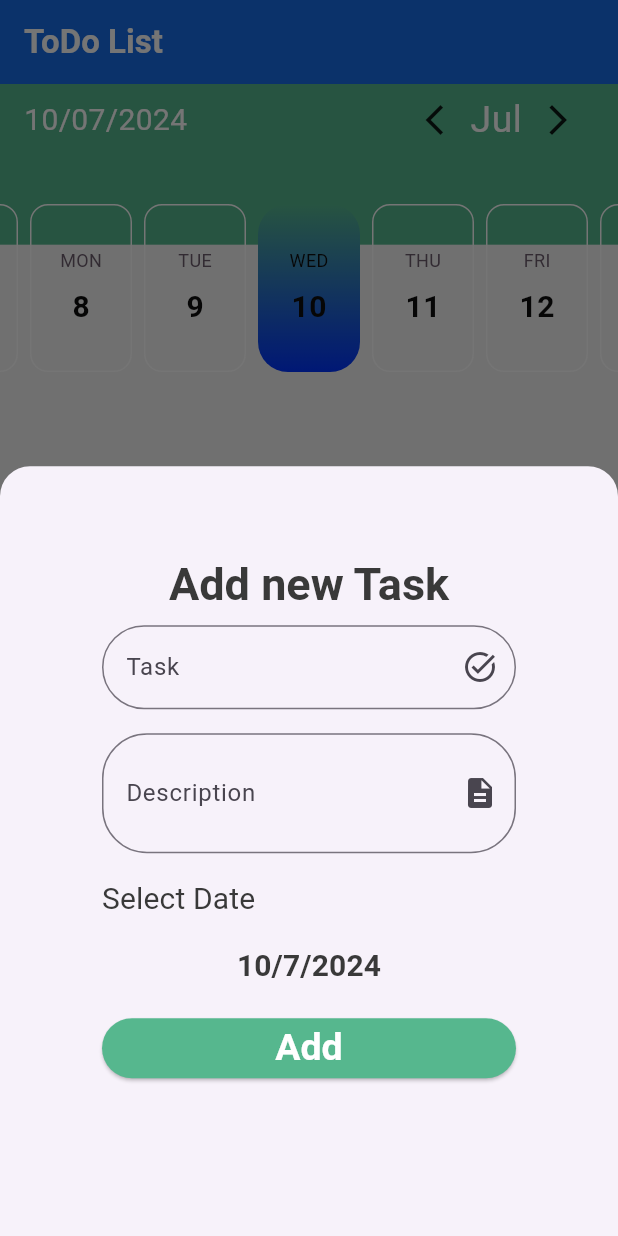
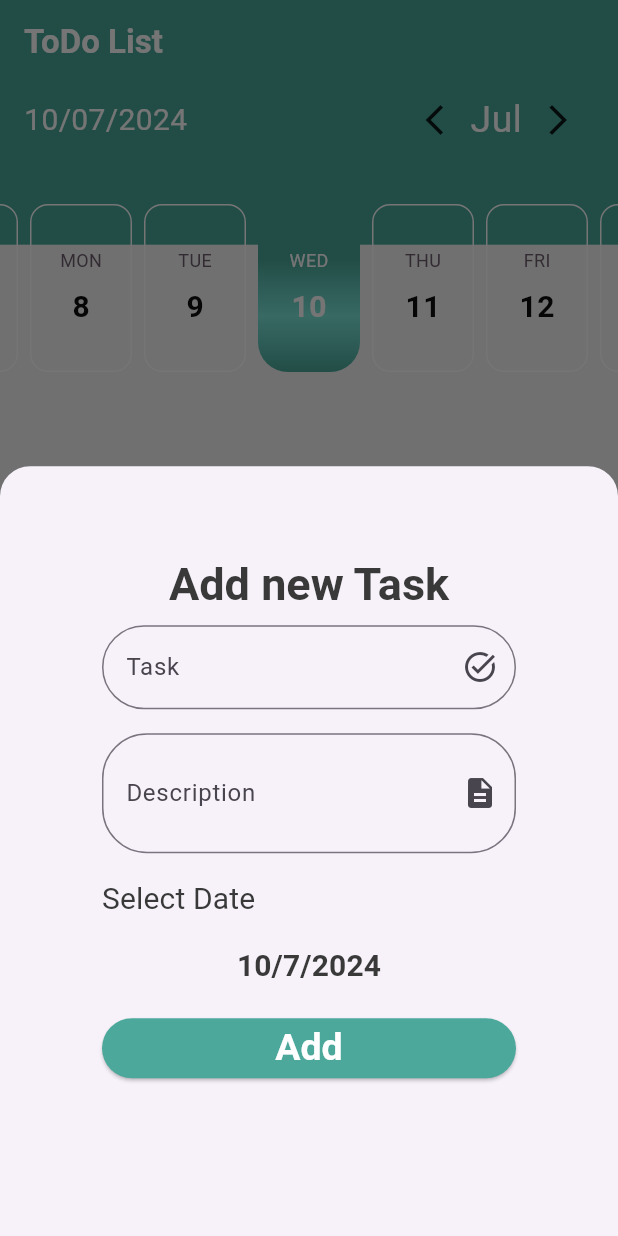
Before and after one commit to Youssefesssam/todo-task, a Flutter app: the screen it shows after launch, after a tap on the "add" icon, on a phone screen of 412 x 824 dp. Run offline on Flutter 3.47's test engine with Material 3 defaults, Android fonts, the phone set to English and light mode, and no system bars; drawn by our look-alikes of easy_date_timeline; our stand-ins replace cloud_firestore, firebase_core, flutter_slidable; accounts and stored records are empty; generated files the repository leaves out were written again.

```diff
--- a/lib/ui/screens/homeScreen/homeScreen.dart
+++ b/lib/ui/screens/homeScreen/homeScreen.dart
@@ -2,6 +2,7 @@ import 'package:flutter/material.dart';
 import 'package:todo_task/ui/screens/homeScreen/settingTab/settingTab.dart';
 import 'package:todo_task/ui/screens/homeScreen/taskList/addTaskBottomSheet.dart';
 import 'package:todo_task/ui/screens/homeScreen/taskList/taskListTab.dart';
+import 'package:todo_task/ui/utilites/theme/mytheme.dart';
 
 class HomeScreen extends StatefulWidget {
   static const String routeName = 'homeScreen';
@@ -32,6 +33,7 @@ class _HomeScreenState extends State<HomeScreen> {
       height: 70.0,
       width: 70.0,
       child: FloatingActionButton(
+        backgroundColor: MyTheme.PrimaryColor,
           onPressed: () {
             showAddTaskBottomSheet();
           },
@@ -45,7 +47,7 @@ class _HomeScreenState extends State<HomeScreen> {
   AppBar buildAppBar(BuildContext context) {
     return AppBar(
       title: Text("ToDo List", style: Theme.of(context).textTheme.titleLarge),
-      backgroundColor: Color(0xff176ce8),
+      backgroundColor: MyTheme.PrimaryColor,
     );
   }
 
--- a/lib/ui/screens/homeScreen/settingTab/settingTab.dart
+++ b/lib/ui/screens/homeScreen/settingTab/settingTab.dart
@@ -6,7 +6,7 @@ class SettingsTab extends StatelessWidget {
   @override
   Widget build(BuildContext context) {
     return Container(
-      color: Colors.orange,
+
     );
   }
 }
--- a/lib/ui/screens/homeScreen/taskList/addTaskBottomSheet.dart
+++ b/lib/ui/screens/homeScreen/taskList/addTaskBottomSheet.dart
@@ -1,5 +1,7 @@
 import 'package:flutter/material.dart';
+import 'package:provider/provider.dart';
 import 'package:todo_task/firebase/firebase.dart';
+import 'package:todo_task/provider/provider.dart';
 import 'package:todo_task/taskModel.dart';
 import 'package:todo_task/ui/utilites/theme/mytheme.dart';
 
@@ -15,9 +17,10 @@ class _AddTaskBottomSheetState extends State<AddTaskBottomSheet> {
   var formKey = GlobalKey<FormState>();
   String nameTask = '';
   String description = '';
-
+late ListProvider listProvider;
   @override
   Widget build(BuildContext context) {
+     listProvider = Provider.of<ListProvider>(context);
     return Container(
       height: MediaQuery.of(context).size.height * 0.55,
       padding: const EdgeInsets.all(30),
@@ -116,18 +119,18 @@ class _AddTaskBottomSheetState extends State<AddTaskBottomSheet> {
                       addTask();
 
                     },
+                    style: ElevatedButton.styleFrom(
+                      shape: RoundedRectangleBorder(
+                        borderRadius: BorderRadius.circular(30),
+                      ),
+                      primary: MyTheme.PrimaryColor,
+                    ),
                     child: Text(
                       "Add",
                       style: Theme.of(context)
                           .textTheme
                           .titleLarge
                           ?.copyWith(fontSize: 25),
-                    ),
-                    style: ElevatedButton.styleFrom(
-                      shape: RoundedRectangleBorder(
-                        borderRadius: BorderRadius.circular(30),
-                      ),
-                      primary: MyTheme.PrimaryColor,
                     ),
                   ),
                 )
@@ -162,6 +165,7 @@ class _AddTaskBottomSheetState extends State<AddTaskBottomSheet> {
       );
       FirebaseFunctions.addTask(taskModel).timeout(Duration(milliseconds: 500),onTimeout: (){
         print("task added successfully");
+        listProvider.getAllTasksFromFireStore();
         Navigator.pop(context);
       }
       );
--- a/lib/ui/screens/homeScreen/taskList/taskListTab.dart
+++ b/lib/ui/screens/homeScreen/taskList/taskListTab.dart
@@ -65,8 +65,12 @@ class _TaskListState extends State<TaskList> {
                       begin: Alignment.topCenter,
                       end: Alignment.bottomCenter,
                       colors: [
+
                         MyTheme.PrimaryColor,
-                        Color(0xff0033ff),
+                        MyTheme.PrimaryColor,
+                        Color(0xff7be5d8),
+                        MyTheme.PrimaryColor,
+
                       ],
                     ),
                   ),
--- a/lib/ui/utilites/theme/mytheme.dart
+++ b/lib/ui/utilites/theme/mytheme.dart
@@ -3,7 +3,7 @@ import 'package:flutter/material.dart';
 
 class MyTheme{
 
-  static const Color PrimaryColor =  Color(0xff56b78e);
+  static const Color PrimaryColor =  Color(0xff4ba89b);
   static const Color White =  Color(0xffffffff);
   static const Color black =  Color(0xff393939);
   static const Color green =  Color(0xff3df105);
```
Also changed, not shown: lib/firebase/firebase.dart (+8 -2 lines), lib/ui/screens/homeScreen/taskList/todo_Item.dart (+25 -9 lines).
